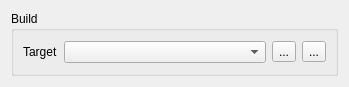
The window that sw/supervision/new/ui/build.ui (paparazzi/paparazzi) describes before a commit, drawn with Qt 5.
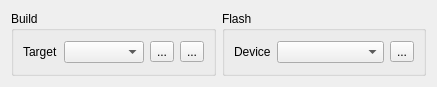
The same window after the commit. Icons and pictures are not drawn.

Commit message: get build and flash commands.

Patch:
```diff
--- a/sw/supervision/new/ui/build.ui
+++ b/sw/supervision/new/ui/build.ui
@@ -6,7 +6,7 @@
    <rect>
     <x>0</x>
     <y>0</y>
-    <width>349</width>
+    <width>437</width>
     <height>87</height>
    </rect>
   </property>
@@ -77,6 +77,45 @@
      </layout>
     </widget>
    </item>
+   <item>
+    <widget class="QGroupBox" name="groupBox_2">
+     <property name="title">
+      <string>Flash</string>
+     </property>
+     <layout class="QHBoxLayout" name="horizontalLayout_3">
+      <item>
+       <widget class="QLabel" name="label_15">
+        <property name="sizePolicy">
+         <sizepolicy hsizetype="Fixed" vsizetype="Preferred">
+          <horstretch>0</horstretch>
+          <verstretch>0</verstretch>
+         </sizepolicy>
+        </property>
+        <property name="text">
+         <string>Device</string>
+        </property>
+       </widget>
+      </item>
+      <item>
+       <widget class="QComboBox" name="device_combo"/>
+      </item>
+      <item>
+       <widget class="QToolButton" name="flash_button">
+        <property name="toolTip">
+         <string>Upload</string>
+        </property>
+        <property name="text">
+         <string>...</string>
+        </property>
+        <property name="icon">
+         <iconset theme="emblem-downloads">
+          <normaloff>.</normaloff>.</iconset>
+        </property>
+       </widget>
+      </item>
+     </layout>
+    </widget>
+   </item>
   </layout>
  </widget>
  <resources/>
```
The commit also changes 7 other files.
